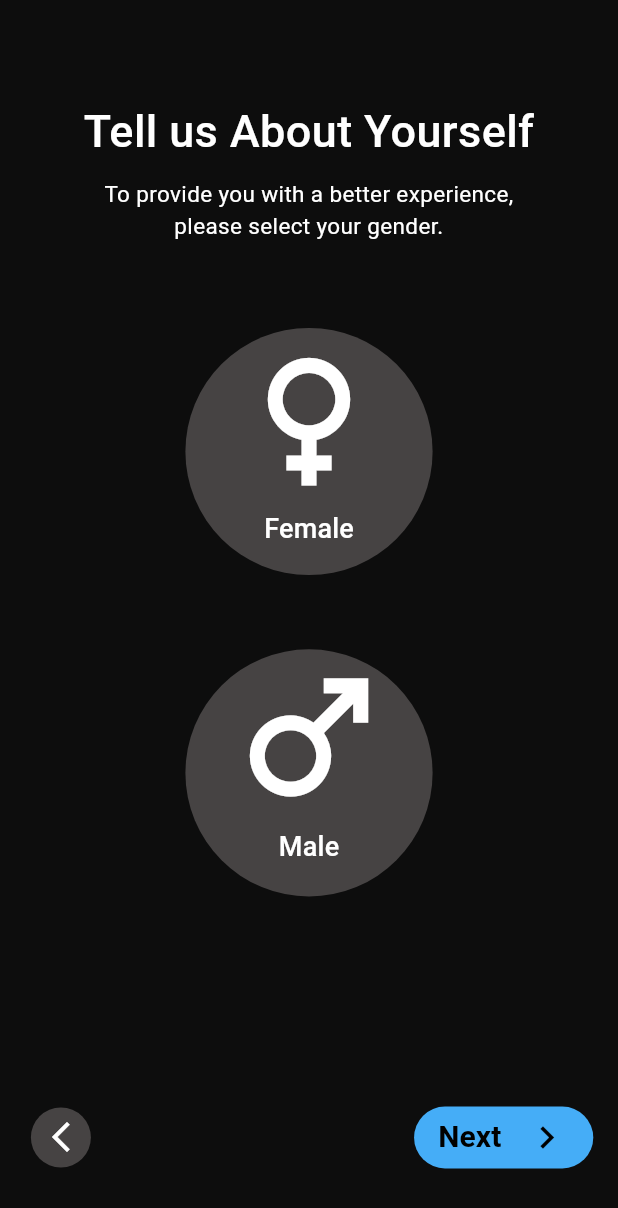
After one commit to ZnaidiLV1/GymApp, a Flutter app: the Gender screen opened directly, on a phone screen of 412 x 824 dp. The commit adds this screen. Shown: the top 1208 px of the screen. Run offline on Flutter 3.47's test engine with Material 3 defaults, Android fonts, the phone set to English and light mode, and no system bars; our stand-ins replace flutter_bloc.

Commit message:
gender added

```diff
--- a/lib/core/shared/ButtonDown.dart
+++ b/lib/core/shared/ButtonDown.dart
@@ -5,23 +5,28 @@ import 'package:gym_app/core/constant/colors.dart';
 
 class ButtonDown extends StatelessWidget {
   String title;
-  ButtonDown({super.key,required this.title});
+  bool isTwo;
+  VoidCallback rightFunction;
+  VoidCallback leftFunction;
+  ButtonDown({super.key, required this.title, required this.isTwo
+  ,required this.leftFunction,required this.rightFunction});
 
   @override
   Widget build(BuildContext context) {
-    return Row(
+    return isTwo
+        ? Row(
             mainAxisAlignment: MainAxisAlignment.end,
             children: [
               Container(
-          margin:
-              EdgeInsets.only(right: MediaQuery.of(context).size.width * 0.04),
+                margin: EdgeInsets.only(
+                    right: MediaQuery.of(context).size.width * 0.04),
                 height: MediaQuery.of(context).size.width * 0.1,
                 width: MediaQuery.of(context).size.width * 0.29,
                 decoration: BoxDecoration(
                     color: ConstColors.primaryColor,
                     borderRadius: BorderRadius.circular(25)),
                 child: MaterialButton(
-            onPressed: () {},
+                  onPressed: rightFunction,
                   child: Row(
                     mainAxisAlignment: MainAxisAlignment.spaceBetween,
                     children: [
@@ -38,6 +43,53 @@ class ButtonDown extends StatelessWidget {
                 ),
               ),
             ],
+          )
+        : Row(
+            mainAxisAlignment: MainAxisAlignment.spaceBetween,
+            children: [
+              InkWell(
+                onTap:leftFunction,
+                child: Container(
+                  margin: EdgeInsets.only(
+                      left: MediaQuery.of(context).size.width * 0.05),
+                  child: CircleAvatar(
+                    backgroundColor: Color.fromARGB(255, 70, 67, 67),
+                    child: Icon(
+                      Icons.arrow_back_ios_new_sharp,
+                      color: Colors.white,
+                    ),
+                  ),
+                ),
+              ),
+              InkWell(
+                onTap:rightFunction,
+                child: Container(
+                  margin: EdgeInsets.only(
+                      right: MediaQuery.of(context).size.width * 0.04),
+                  height: MediaQuery.of(context).size.width * 0.1,
+                  width: MediaQuery.of(context).size.width * 0.29,
+                  decoration: BoxDecoration(
+                      color: ConstColors.primaryColor,
+                      borderRadius: BorderRadius.circular(25)),
+                  child: MaterialButton(
+                    onPressed:rightFunction,
+                    child: Row(
+                      mainAxisAlignment: MainAxisAlignment.spaceBetween,
+                      children: [
+                        Text(
+                          title,
+                          style: TextStyle(
+                              fontSize: 20,
+                              color: Colors.black,
+                              fontWeight: FontWeight.bold),
+                        ),
+                        Icon(Icons.navigate_next, size: 30, color: Colors.black),
+                      ],
+                    ),
+                  ),
+                ),
+              ),
+            ],
           );
   }
 }
--- a/lib/main.dart
+++ b/lib/main.dart
@@ -3,7 +3,8 @@
 import 'package:flutter/material.dart';
 import 'package:flutter_bloc/flutter_bloc.dart';
 import 'package:gym_app/stateManagement/features/DotsFeature.dart';
-import 'package:gym_app/view/screen/Auth/Login.dart';
+import 'package:gym_app/stateManagement/features/GenderCubit.dart';
+import 'package:gym_app/view/screen/Auth/LoginSignup.dart';
 
 void main() {
   runApp(const MyApp());
@@ -16,7 +17,8 @@ class MyApp extends StatelessWidget {
   Widget build(BuildContext context) {
     return MultiBlocProvider(
       providers: [
-        BlocProvider(create: (_)=>PageBloc())
+        BlocProvider(create: (_)=>PageBloc()),
+        BlocProvider(create: (_)=>GenderCubit()),
       ],
       child: MaterialApp(
         debugShowCheckedModeBanner: false,
--- /dev/null
+++ b/lib/stateManagement/features/GenderCubit.dart
@@ -0,0 +1,8 @@
+import 'package:flutter_bloc/flutter_bloc.dart';
+
+class GenderCubit extends Cubit<String>
+{
+  GenderCubit() : super('null');
+  void isMale() => emit("male");
+  void isFemale() => emit("female");
+}
--- /dev/null
+++ b/lib/view/screen/Auth/Gender.dart
@@ -0,0 +1,37 @@
+// ignore_for_file: prefer_const_constructors_in_immutables, prefer_const_constructors, prefer_const_literals_to_create_immutables
+
+import 'package:flutter/material.dart';
+import 'package:gym_app/core/constant/colors.dart';
+import 'package:gym_app/core/shared/ButtonDown.dart';
+import 'package:gym_app/view/screen/Auth/Age.dart';
+import 'package:gym_app/view/widget/Auth/Gender/ContenuGender.dart';
+import 'package:gym_app/view/widget/Auth/Gender/UpperTextGender.dart';
+
+class Gender extends StatelessWidget {
+  Gender({super.key});
+
+  @override
+  Widget build(BuildContext context) {
+    return Scaffold(
+      backgroundColor: ConstColors.bg,
+      body: SafeArea(
+        child: Column(
+          children: [
+            UpperTextGender(),
+            ContenuGender(),
+            ButtonDown(
+                title: "Next",
+                isTwo: false,
+                leftFunction: () {
+                  Navigator.of(context).pop();
+                },
+                rightFunction: () {
+                  Navigator.of(context).push(
+                  MaterialPageRoute(builder: (context)=>Age()));
+                })
+          ],
+        ),
+      ),
+    );
+  }
+}
--- /dev/null
+++ b/lib/view/widget/Auth/Gender/ContenuGender.dart
@@ -0,0 +1,82 @@
+// ignore_for_file: prefer_const_constructors, prefer_const_literals_to_create_immutables
+
+import 'package:flutter/material.dart';
+import 'package:flutter_bloc/flutter_bloc.dart';
+import 'package:gym_app/core/constant/colors.dart';
+import 'package:gym_app/stateManagement/features/GenderCubit.dart';
+
+class ContenuGender extends StatelessWidget {
+  const ContenuGender({super.key});
+
+  @override
+  Widget build(BuildContext context) {
+    return Column(
+      children: [
+        SizedBox(height: MediaQuery.of(context).size.height * 0.07),
+        BlocBuilder<GenderCubit, String>(
+          builder: (BuildContext context, state) {
+            return InkWell(
+              onTap: () {
+                context.read<GenderCubit>().isFemale();
+              },
+              child: CircleAvatar(
+                radius: MediaQuery.of(context).size.width * 0.2,
+                backgroundColor: state == "female"
+                    ? ConstColors.primaryColor
+                    : Color.fromARGB(255, 70, 67, 67),
+                child: Column(
+                  children: [
+                    Icon(
+                      Icons.female,
+                      size: 120,
+                      color: Colors.white,
+                    ),
+                    Text(
+                      "Female",
+                      style: TextStyle(
+                          fontSize: 18,
+                          color:
+                              state == "female" ? Colors.black : Colors.white),
+                    ),
+                  ],
+                ),
+              ),
+            );
+          },
+        ),
+        SizedBox(height: MediaQuery.of(context).size.height * 0.06),
+        BlocBuilder<GenderCubit, String>(
+          builder: (BuildContext context, state) {
+            return InkWell(
+              onTap: () {
+                context.read<GenderCubit>().isMale();
+              },
+              child: CircleAvatar(
+                radius: MediaQuery.of(context).size.width * 0.2,
+                backgroundColor: state == "male"
+                    ? ConstColors.primaryColor
+                    : Color.fromARGB(255, 70, 67, 67),
+                child: Column(
+                  children: [
+                    Icon(
+                      Icons.male,
+                      size: 118,
+                      color: Colors.white,
+                    ),
+                    Text(
+                      "Male",
+                      style: TextStyle(
+                          fontSize: 18,
+                          color: state == "male" ? Colors.black : Colors.white),
+                    ),
+                  ],
+                ),
+              ),
+            );
+          },
+        ),
+        SizedBox(height: MediaQuery.of(context).size.height * 0.17),
+      ],
+    );
+  }
+}
--- /dev/null
+++ b/lib/view/widget/Auth/Gender/UpperTextGender.dart
@@ -0,0 +1,35 @@
+// ignore_for_file: prefer_const_literals_to_create_immutables, prefer_const_constructors
+
+import 'package:flutter/material.dart';
+
+class UpperTextGender extends StatelessWidget {
+  const UpperTextGender({super.key});
+
+  @override
+  Widget build(BuildContext context) {
+    return Column(
+      children: [
+        SizedBox(height: MediaQuery.of(context).size.height * 0.08),
+        Text(
+          "Tell us About Yourself",
+          style: TextStyle(
+            fontSize: 30,
+            fontWeight: FontWeight.w500,
+            color: Colors.white,
+          ),
+          textAlign: TextAlign.center,
+        ),
+        SizedBox(height: 10), // Space between the texts
+        Text(
+          "To provide you with a better experience, \nplease select your gender.",
+          style: TextStyle(
+            fontSize: 15,
+            fontWeight: FontWeight.w400,
+            color: Colors.white,
+          ),
+          textAlign: TextAlign.center,
+        ),
+      ],
+    );
+  }
+}
--- a/lib/view/widget/onBoarding/onBoardingButton.dart
+++ b/lib/view/widget/onBoarding/onBoardingButton.dart
@@ -2,7 +2,7 @@
 
 import 'package:flutter/material.dart';
 import 'package:gym_app/core/constant/colors.dart';
-import 'package:gym_app/view/screen/Auth/Login.dart';
+import 'package:gym_app/view/screen/Auth/LoginSignup.dart';
 
 class OnBoardingButton extends StatelessWidget {
   const OnBoardingButton({super.key});
--- a/pubspec.yaml
+++ b/pubspec.yaml
@@ -19,7 +19,7 @@ publish_to: 'none' # Remove this line if you wish to publish to pub.dev
 version: 1.0.0+1
 
 environment:
-  sdk: '>=3.2.1 <4.0.0'
+  sdk: '>=3.4.0 <4.0.0'
 
 # Dependencies specify other packages that your package needs in order to work.
 # To automatically upgrade your package dependencies to the latest versions
```
Also changed, not shown: lib/core/functions/CustumClipper.dart (added, +23 -0 lines), lib/view/screen/Auth/Age.dart (added, +29 -0 lines), lib/view/widget/Auth/Age/ContenuAge.dart (added, +31 -0 lines), lib/view/widget/Auth/Age/UpperTextAge.dart (added, +35 -0 lines), lib/view/widget/Auth/LoginForm.dart (+10 -23 lines), lib/view/widget/Auth/SignUpForm.dart (+11 -1 lines), lib/view/screen/Auth/LoginSignup.dart (renamed from lib/view/screen/Auth/Login.dart). Lines whose indentation alone changed are shown as unchanged.
